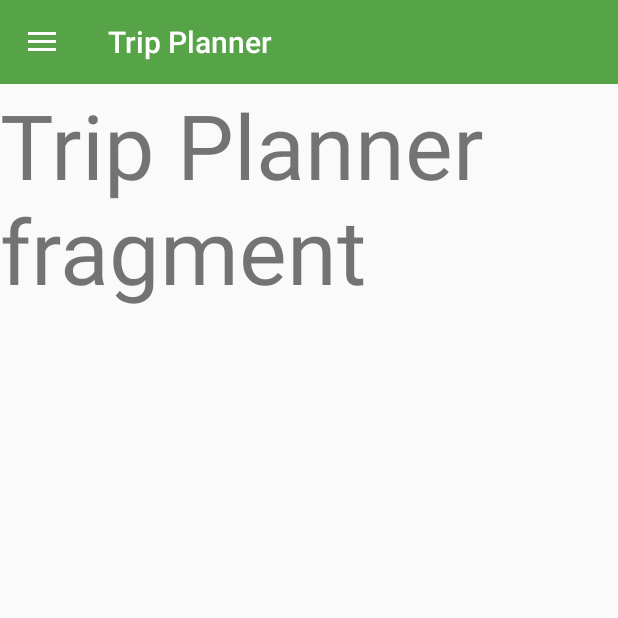
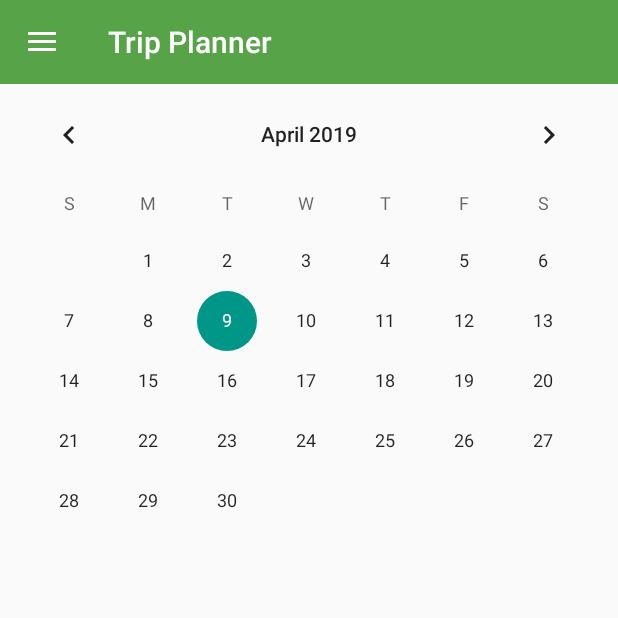
Before and after one commit to seraadam/almadina_app, an Android app: the screen it shows after launch (MainActivity), in the side drawer, after a tap on "Trip Planner", on a phone screen of 412 x 824 dp, the top half of it. Run offline under Robolectric (Android 15) with nearby library versions, the phone set to English and light mode, and no system bars; libraries missing offline, so code that uses them is left out: com.riontech.calendar; plain views replace CustomCalendar.

Commit message:
add calender view to planner

```diff
--- a/app/build.gradle
+++ b/app/build.gradle
@@ -28,8 +28,10 @@ dependencies {
     implementation "com.android.support:cardview-v7:28.0.0"
     implementation 'com.android.support:recyclerview-v7:28.0.0'
     implementation 'com.squareup.picasso:picasso:2.5.2'
-    compile 'com.android.volley:volley:1.1.1'
+    implementation 'com.android.volley:volley:1.1.1'
     implementation 'com.jakewharton.picasso:picasso2-okhttp3-downloader:1.1.0'
+
+    implementation 'com.riontech:calendar:1.0'
 
     testImplementation 'junit:junit:4.12'
     androidTestImplementation 'com.android.support.test:runner:1.0.2'
--- a/app/src/main/java/com/example/project1/activities/MainActivity.java
+++ b/app/src/main/java/com/example/project1/activities/MainActivity.java
@@ -28,16 +28,16 @@ public class MainActivity extends AppCompatActivity {
     protected void onCreate(Bundle savedInstanceState) {
         super.onCreate(savedInstanceState);
         setContentView(R.layout.activity_main);
-        mDrawerlayout = (DrawerLayout) findViewById(R.id.drawer);
+        mDrawerlayout =  findViewById(R.id.drawer);
         mToggle = new ActionBarDrawerToggle(this, mDrawerlayout, R.string.open, R.string.close);
         mDrawerlayout.addDrawerListener(mToggle);
-        NavigationView nvDrawer = (NavigationView) findViewById(R.id.nv);
+        NavigationView nvDrawer = findViewById(R.id.nv);
         mToggle.syncState();
         getSupportActionBar().setDisplayHomeAsUpEnabled(true);
         setupDrawerContent(nvDrawer);
 
         android.support.v4.app.FragmentTransaction ft = getSupportFragmentManager().beginTransaction();
-        ft.replace(R.id.flcontent,new Home());
+        ft.replace(R.id.flcontent,new TripPlanner());
         ft.commit();
 
     }
@@ -77,6 +77,7 @@ public class MainActivity extends AppCompatActivity {
             e.printStackTrace();
         }
         FragmentManager fragmentManager = getSupportFragmentManager();
+        assert myFragment != null;
         fragmentManager.beginTransaction().replace(R.id.flcontent, myFragment).commit();
         menuItem.setChecked(true);
         setTitle(menuItem.getTitle());
--- a/app/src/main/java/com/example/project1/fragments/Explore.java
+++ b/app/src/main/java/com/example/project1/fragments/Explore.java
@@ -55,12 +55,12 @@ public class Explore extends Fragment {
             mParam2 = getArguments().getString(ARG_PARAM2);
         }
 
-        OPTION_NAMES = new String[]{"Islamic Landmarks", "Historical Places","Museum", "Event","shopping mall", "Restaurants"};
+        OPTION_NAMES = new String[]{"Islamic Landmarks", "Historical Places","Events","Museum", "Restaurant","shopping mall"};
         OPTION_DESCRIPTION =new String[] {"Visit and know more about Islamic places in Almadinah!", "Discover more historical places!", "Visit and know more about Islamic places in Almadinah!",
                 "Visit and know more about Islamic places in Almadinah!","Visit and know more about Islamic places in Almadinah!","Find out where to eat!"};
-         OPTIONS_PICTURES = new int[]{R.drawable.pois, R.drawable.tripplanner, R.drawable.multimedia,R.drawable.pois, R.drawable.tripplanner, R.drawable.multimedia};
-         value = new String[]{"Islamic","Historical","Museum"
-                 ,"Restaurant","Shopping","Event"};
+         OPTIONS_PICTURES = new int[]{R.drawable.pois, R.drawable.tripplanner,R.drawable.madakheel, R.drawable.multimedia,R.drawable.shopping,R.drawable.restaurant};
+         value = new String[]{"Islamic","Historical","Event","Museum"
+                 ,"Restaurant","Shopping"};
 
     }
 
--- a/app/src/main/java/com/example/project1/fragments/TripPlanner.java
+++ b/app/src/main/java/com/example/project1/fragments/TripPlanner.java
@@ -3,12 +3,21 @@ package com.example.project1.fragments;
 import android.content.Context;
 import android.net.Uri;
 import android.os.Bundle;
+import android.support.annotation.NonNull;
 import android.support.v4.app.Fragment;
 import android.view.LayoutInflater;
 import android.view.View;
 import android.view.ViewGroup;
+import android.widget.CalendarView;
+import android.widget.Toast;
 
 import com.example.project1.R;
+import com.riontech.calendar.CustomCalendar;
+
+import java.text.SimpleDateFormat;
+import java.util.ArrayList;
+import java.util.Calendar;
+import java.util.Locale;
 
 public class TripPlanner extends Fragment {
     private static final String ARG_PARAM1 = "param1";
@@ -18,6 +27,7 @@ public class TripPlanner extends Fragment {
     private String mParam2;
 
     private OnFragmentInteractionListener mListener;
+    private CalendarView customCalendar;
 
     public TripPlanner() {}
 
@@ -37,13 +47,40 @@ public class TripPlanner extends Fragment {
             mParam1 = getArguments().getString(ARG_PARAM1);
             mParam2 = getArguments().getString(ARG_PARAM2);
         }
+
     }
 
     @Override
     public View onCreateView(LayoutInflater inflater, ViewGroup container,
                              Bundle savedInstanceState) {
         // Inflate the layout for this fragment
-        return inflater.inflate(R.layout.fragment_trip_planner, container, false);
+
+        View v =  inflater.inflate(R.layout.fragment_trip_planner, container, false);
+
+        customCalendar = (CalendarView) v.findViewById(R.id.calendarView);
+
+        Calendar mCalendar = Calendar.getInstance();
+        int daysInMonth = mCalendar.getActualMaximum(Calendar.DAY_OF_YEAR);
+        ArrayList<String> allDays = new ArrayList<String>();
+        SimpleDateFormat mFormat = new SimpleDateFormat("EEE, dd MMM", Locale.US);
+        for(int i = 0; i < daysInMonth; i++){
+            // Add day to list
+            allDays.add(mFormat.format(mCalendar.getTime()));
+            // Move next day
+            mCalendar.add(Calendar.DAY_OF_YEAR, 1);
+        }
+        customCalendar.setOnDateChangeListener(new CalendarView.OnDateChangeListener() {
+            @Override
+            public void onSelectedDayChange(@NonNull CalendarView view, int year, int month, int dayOfMonth) {
+                String msg = "Selected date Day: " + dayOfMonth + " Month : " + (month + 1) + " Year " + year;
+                //http://nomow.tech/tiba/api/place/read_dates.php?pdate=2019-09-09
+
+                Toast.makeText(getActivity().getApplicationContext(), msg, Toast.LENGTH_SHORT).show();
+            }
+        });
+
+
+        return v;
     }
 
     public void onButtonPressed(Uri uri) {
--- a/app/src/main/res/layout/fragment_trip_planner.xml
+++ b/app/src/main/res/layout/fragment_trip_planner.xml
@@ -1,15 +1,39 @@
 <?xml version="1.0" encoding="utf-8"?>
-<FrameLayout xmlns:android="http://schemas.android.com/apk/res/android"
+
+<LinearLayout xmlns:android="http://schemas.android.com/apk/res/android"
     xmlns:tools="http://schemas.android.com/tools"
     android:layout_width="match_parent"
     android:layout_height="match_parent"
-    tools:context=".fragments.TripPlanner">
+    tools:context=".fragments.TripPlanner"
+    android:orientation="vertical">
 
-    <!-- TODO: Update blank fragment layout -->
-    <TextView
-        android:textSize="60sp"
+    <!--<com.riontech.calendar.CustomCalendar-->
+        <!--android:id="@+id/customCalendar"-->
+        <!--android:layout_width="match_parent"-->
+        <!--android:layout_height="wrap_content"-->
+        <!--app:endMonth="12"-->
+        <!--app:endYear="2019"-->
+        <!--app:startMonth="01"-->
+        <!--app:startYear="2016" />-->
+
+    <CalendarView
+        android:id="@+id/calendarView"
         android:layout_width="match_parent"
-        android:layout_height="match_parent"
-        android:text="Trip Planner fragment" />
+        android:layout_height="wrap_content"
+        android:minDate = "01/01/2017"
+        android:maxDate="01/01/2020"
+        />
 
-</FrameLayout>
+    <ListView
+        android:id="@+id/listview"
+        android:layout_width="match_parent"
+        android:layout_height="wrap_content"/>
+
+</LinearLayout>
+
+    <!--&lt;!&ndash; TODO: Update blank fragment layout &ndash;&gt;-->
+    <!--<TextView-->
+        <!--android:textSize="60sp"-->
+        <!--android:layout_width="match_parent"-->
+        <!--android:layout_height="match_parent"-->
+        <!--android:text="Trip Planner fragment" />-->
```
Also changed, not shown: app/src/main/java/com/example/project1/activities/CustomRequest.java (added, +57 -0 lines), app/src/main/java/com/example/project1/activities/ExploreDetailsActivity.java (+15 -1 lines), app/src/main/java/com/example/project1/activities/ItemDetailsActivity.java (+107 -71 lines), app/src/main/java/com/example/project1/adapters/ExploreDetailsAdapter.java (+20 -22 lines).
